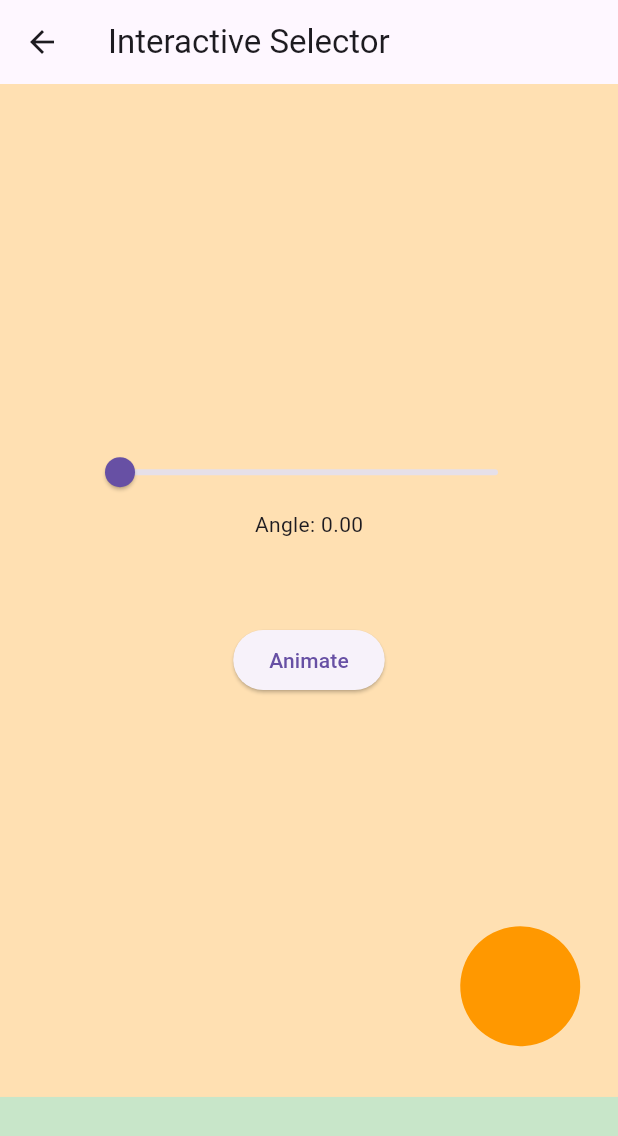
After one commit to shogoisaji/ui_playground, a Flutter app: the InteractiveSelector screen opened by its route, after a tap on "Animate", on a phone screen of 412 x 824 dp. The commit adds this screen. Shown: the top 1136 px of the screen. Run offline on Flutter 3.47's test engine with Material 3 defaults, Android fonts, the phone set to English and light mode, and no system bars; our stand-ins replace carousel_slider, flutter_hooks, font_awesome_flutter, freezed_annotation, go_router, rive and 1 more.

Commit message:
✨ Add drag list and interactive selector pages

```diff
--- /dev/null
+++ b/lib/pages/interactive_selector.dart
@@ -0,0 +1,176 @@
+import 'package:flutter/material.dart';
+import 'dart:math' as math;
+
+class InteractiveSelector extends StatefulWidget {
+  const InteractiveSelector({super.key});
+
+  @override
+  State<InteractiveSelector> createState() => _InteractiveSelectorState();
+}
+
+class _InteractiveSelectorState extends State<InteractiveSelector> with SingleTickerProviderStateMixin {
+  late AnimationController _controller;
+  late Animation<double> _animation;
+  double incrementAngle = 0.0;
+
+  @override
+  void initState() {
+    super.initState();
+    _controller = AnimationController(
+      duration: const Duration(milliseconds: 700),
+      vsync: this,
+    );
+    _animation = CurvedAnimation(
+      parent: _controller,
+      curve: Curves.easeInOutQuint,
+    );
+  }
+
+  @override
+  Widget build(BuildContext context) {
+    final w = MediaQuery.sizeOf(context).width;
+
+    return Scaffold(
+      appBar: AppBar(
+        title: const Text('Interactive Selector'),
+      ),
+      body: Center(
+        child: Container(
+          color: Colors.green[100],
+          child: Stack(
+            fit: StackFit.expand,
+            children: [
+              Positioned(
+                bottom: 0,
+                child: SizedBox(
+                  width: w,
+                  height: w,
+                  child: AnimatedBuilder(
+                    animation: _animation,
+                    builder: (context, child) {
+                      return CustomPaint(
+                        painter: SelectorPainter(
+                            startAngle: math.pi * 0.35,
+                            endAngle: math.pi * 0.35 + _animation.value.clamp(0, 1) * incrementAngle,
+                            objectHeight: 80,
+                            radius: (w * 1.7) / 2),
+                      );
+                    },
+                  ),
+                ),
+              ),
+              Align(
+                alignment: Alignment.center,
+                child: ElevatedButton(
+                  onPressed: () {
+                    if (_controller.isCompleted) {
+                      _controller.reverse();
+                    } else {
+                      _controller.forward();
+                    }
+                  },
+                  child: const Text('Animate'),
+                ),
+              ),
+              Align(
+                  alignment: Alignment(0, -0.3),
+                  child: SizedBox(
+                    height: 100,
+                    child: Column(
+                      children: [
+                        SizedBox(
+                          width: 300,
+                          height: 50,
+                          child: Slider(
+                            min: 0,
+                            max: math.pi * 0.35,
+                            value: incrementAngle,
+                            onChanged: (value) {
+                              setState(() {
+                                incrementAngle = value;
+                              });
+                            },
+                          ),
+                        ),
+                        Text('Angle: ${incrementAngle.toStringAsFixed(2)}'),
+                      ],
+                    ),
+                  )),
+            ],
+          ),
+        ),
+      ),
+    );
+  }
+}
+
+class SelectorPainter extends CustomPainter {
+  final double startAngle;
+  final double endAngle;
+  final double objectHeight;
+  final double radius;
+  SelectorPainter(
+      {required this.startAngle, required double endAngle, required this.objectHeight, required this.radius})
+      : endAngle = endAngle >= startAngle ? endAngle : throw ArgumentError('endAngle must be greater than startAngle');
+
+  @override
+  void paint(Canvas canvas, Size size) {
+    final outerRadius = radius;
+    final innerRadius = outerRadius - objectHeight;
+    final Offset offsetCenter = Offset(size.width / 2, outerRadius / 2 - size.width / 2);
+
+    Offset calculateOffset(double angle, double radius) {
+      double x = radius * math.cos(angle);
+      double y = radius * math.sin(angle);
+      return Offset(x, y);
+    }
+
+    var paint = Paint()
+      ..color = Colors.orange[500]!
+      ..strokeWidth = 2
+      ..style = PaintingStyle.fill;
+    var paintBg = Paint()
+      ..color = Colors.orange[100]!
+      ..style = PaintingStyle.fill;
+    var paintBg2 = Paint()
+      ..color = Colors.blue[100]!
+      ..style = PaintingStyle.fill;
+
+    // canvas.translate(size.width / 2, outerRadius / 2);
+
+    Path path = Path();
+
+    var rectOuter = Rect.fromCenter(
+      center: offsetCenter,
+      width: outerRadius * 2,
+      height: outerRadius * 2,
+    );
+    var rectInner = Rect.fromCenter(
+      center: offsetCenter,
+      width: innerRadius * 2,
+      height: innerRadius * 2,
+    );
+    var rectLeft = Rect.fromCenter(
+      center: offsetCenter + calculateOffset(endAngle, (outerRadius * 2 - (outerRadius - innerRadius)) / 2),
+      width: (outerRadius - innerRadius),
+      height: (outerRadius - innerRadius),
+    );
+    var rectRight = Rect.fromCenter(
+      center: offsetCenter + calculateOffset(startAngle, (outerRadius * 2 - (outerRadius - innerRadius)) / 2),
+      width: (outerRadius - innerRadius),
+      height: (outerRadius - innerRadius),
+    );
+
+    path
+      ..arcTo(rectOuter, startAngle, endAngle - startAngle, true)
+      ..arcTo(rectLeft, endAngle, math.pi, true)
+      ..arcTo(rectInner, endAngle, -(endAngle - startAngle), false)
+      ..arcTo(rectRight, startAngle - math.pi, math.pi, false);
+
+    canvas.drawRect(rectOuter, paintBg);
+    canvas.drawPath(path, paint);
+  }
+
+  @override
+  bool shouldRepaint(CustomPainter oldDelegate) => true;
+}
--- a/lib/routes/router.dart
+++ b/lib/routes/router.dart
@@ -3,8 +3,10 @@ import 'package:go_router/go_router.dart';
 import 'package:ui_playground/pages/calendar_page.dart';
 import 'package:ui_playground/pages/color_bg.dart';
 import 'package:ui_playground/pages/custom_valume_page.dart';
+import 'package:ui_playground/pages/drag_list_page.dart';
 import 'package:ui_playground/pages/ec_page.dart';
 import 'package:ui_playground/pages/hide_screen_page.dart';
+import 'package:ui_playground/pages/interactive_selector.dart';
 import 'package:ui_playground/pages/matrix4_list.dart';
 import 'package:ui_playground/pages/perspective_page.dart';
 import 'package:ui_playground/pages/slide_select_page.dart';
@@ -42,6 +44,14 @@ List<Map<String, dynamic>> pages = [
   {
     'name': 'calendar',
     'page': const CalendarPage(),
+  },
+  {
+    'name': 'drag_list',
+    'page': const DragListPage(),
+  },
+  {
+    'name': 'interactive_selector',
+    'page': const InteractiveSelector(),
   },
 ];
 
```
Also changed, not shown: lib/pages/calendar_page.dart (+25 -17 lines), lib/pages/drag_list_page.dart (added, +177 -0 lines).
